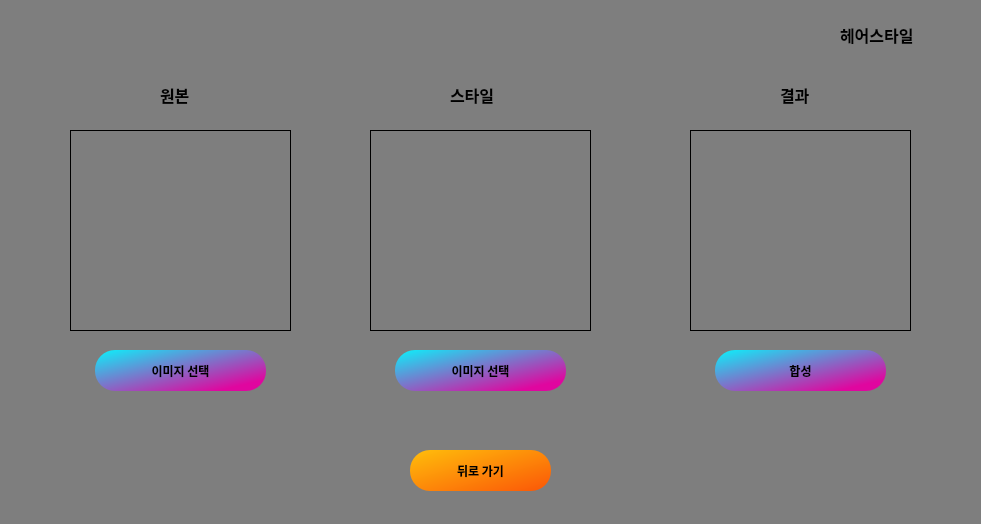
The window that btn1_window.ui (ymkim97/Capstone-UI) describes before a commit, drawn with Qt 5.
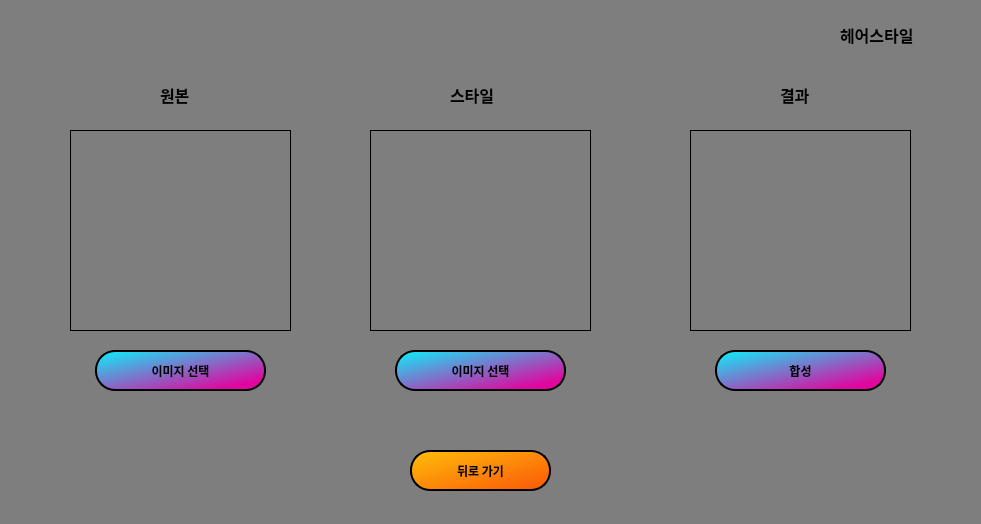
The same window after the commit. Icons and pictures are not drawn.

The edit to the form file:
```diff
--- a/btn1_window.ui
+++ b/btn1_window.ui
@@ -61,9 +61,11 @@
    </property>
    <property name="styleSheet">
     <string notr="true">QPushButton{
-
 	background-color: qlineargradient(spread:pad, x1:0, y1:0, x2:1, y2:1, stop:0 rgba(255, 190, 11, 255), stop:1 rgba(251, 86, 7, 255));
 	border-radius: 20px;
+	border-style: solid;
+	border-width: 1.5px;
+	border-color: black;
 }
  QPushButton:pressed {
      background-color: rgb(255, 168, 96)
@@ -173,6 +175,9 @@
     <string notr="true">QPushButton{
 	background-color: qlineargradient(spread:pad, x1:0, y1:0, x2:0.857143, y2:0.857955, stop:0 rgba(10, 242, 251, 255), stop:1 rgba(224, 6, 159, 255));
 	border-radius: 20px;
+	border-style: solid;
+	border-width: 1.5px;
+	border-color: black;
 }
  QPushButton:pressed {
      background-color: qlineargradient(spread:pad, x1:0, y1:0, x2:0.857143, y2:0.857955, stop:0 rgba(224, 6, 159, 255), stop:1 rgba(10, 242, 251, 255));
@@ -205,6 +210,9 @@
     <string notr="true">QPushButton{
 	background-color: qlineargradient(spread:pad, x1:0, y1:0, x2:0.857143, y2:0.857955, stop:0 rgba(10, 242, 251, 255), stop:1 rgba(224, 6, 159, 255));
 	border-radius: 20px;
+	border-style: solid;
+	border-width: 1.5px;
+	border-color: black;
 }
  QPushButton:pressed {
      background-color: qlineargradient(spread:pad, x1:0, y1:0, x2:0.857143, y2:0.857955, stop:0 rgba(224, 6, 159, 255), stop:1 rgba(10, 242, 251, 255));
@@ -235,6 +243,9 @@
     <string notr="true">QPushButton{
 	background-color: qlineargradient(spread:pad, x1:0, y1:0, x2:0.857143, y2:0.857955, stop:0 rgba(10, 242, 251, 255), stop:1 rgba(224, 6, 159, 255));
 	border-radius: 20px;
+	border-style: solid;
+	border-width: 1.5px;
+	border-color: black;
 }
  QPushButton:pressed {
      background-color: qlineargradient(spread:pad, x1:0, y1:0, x2:0.857143, y2:0.857955, stop:0 rgba(224, 6, 159, 255), stop:1 rgba(10, 242, 251, 255));
```
